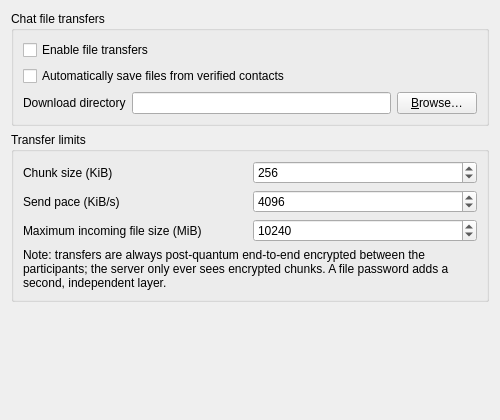
Old version of the form src/mumble/FileTransferConfig.ui in the repository gavmac11/mumble.
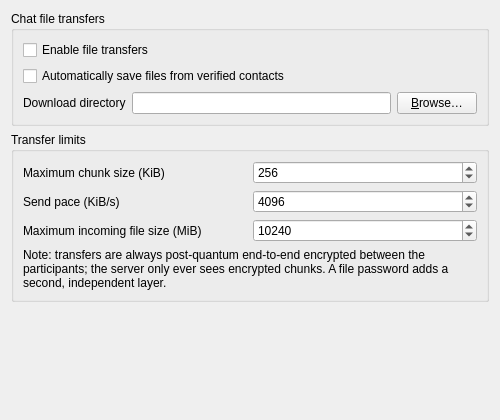
New version of the form.

```diff
--- a/src/mumble/FileTransferConfig.ui
+++ b/src/mumble/FileTransferConfig.ui
@@ -77,7 +77,7 @@
       <item row="0" column="0">
        <widget class="QLabel" name="qlFTChunkSize">
         <property name="text">
-         <string>Chunk size (KiB)</string>
+         <string>Maximum chunk size (KiB)</string>
         </property>
        </widget>
       </item>
```
Left out of the diff: 2 changed lines with no effect on the pictures.
